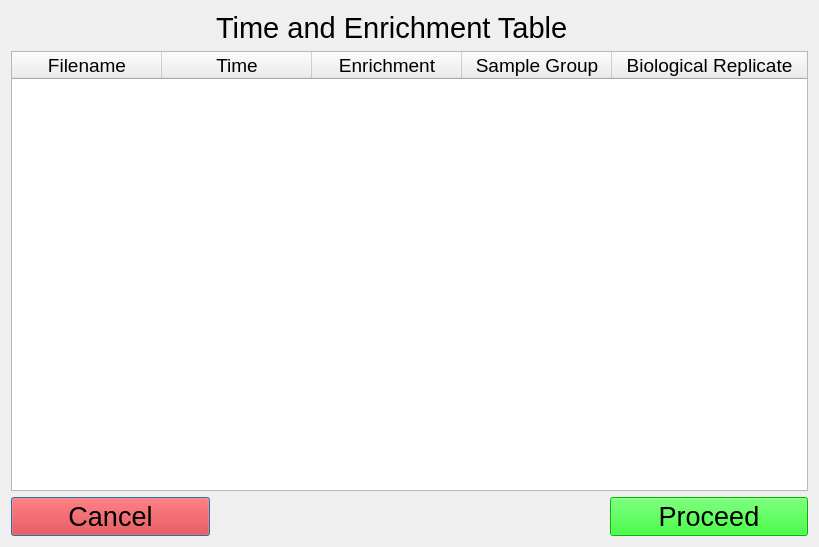
Before: the Qt Designer form ui_files/Time_Enrichment_Table.ui in JC-Price/DeuteRater, drawn with Qt 5.
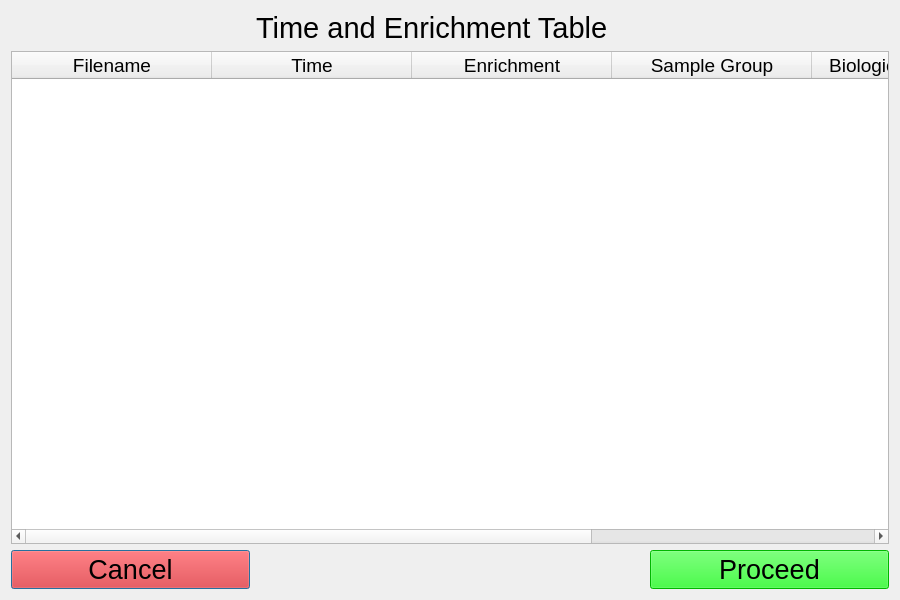
After: the same form once the commit is applied.

Commit message: Adding New N-Value Calculation Option

What changed in the file:
```diff
--- a/ui_files/Time_Enrichment_Table.ui
+++ b/ui_files/Time_Enrichment_Table.ui
@@ -6,8 +6,8 @@
    <rect>
     <x>0</x>
     <y>0</y>
-    <width>819</width>
-    <height>547</height>
+    <width>900</width>
+    <height>600</height>
    </rect>
   </property>
   <property name="minimumSize">
@@ -83,13 +83,13 @@
       <number>15</number>
      </property>
      <property name="columnCount">
-      <number>5</number>
+      <number>6</number>
      </property>
      <attribute name="horizontalHeaderCascadingSectionResizes">
       <bool>true</bool>
      </attribute>
      <attribute name="horizontalHeaderDefaultSectionSize">
-      <number>150</number>
+      <number>200</number>
      </attribute>
      <attribute name="horizontalHeaderStretchLastSection">
       <bool>true</bool>
@@ -119,6 +119,11 @@
        <string>Biological Replicate</string>
       </property>
      </column>
+     <column>
+      <property name="text">
+       <string>Calculate_N_Value</string>
+      </property>
+     </column>
     </widget>
    </item>
    <item row="2" column="0">
```
The commit also changes 6 other files.
